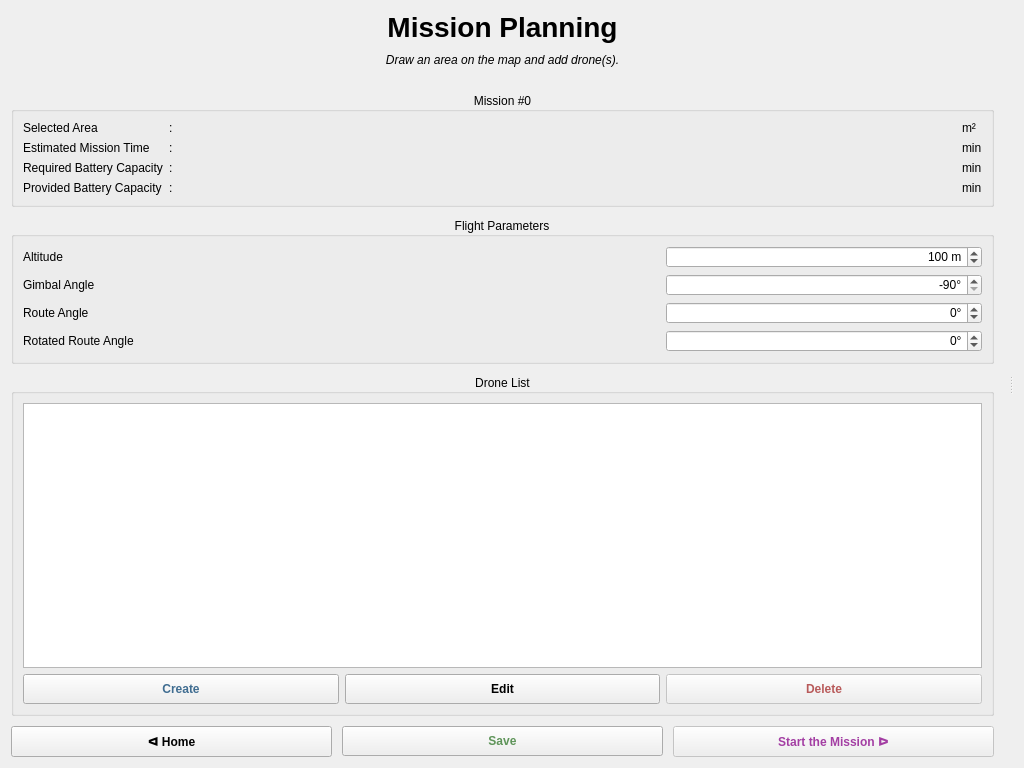
cmpe-DroneLab/GeoFly3D, file UI/Preflight2/pre2_design.ui: the form before one commit.
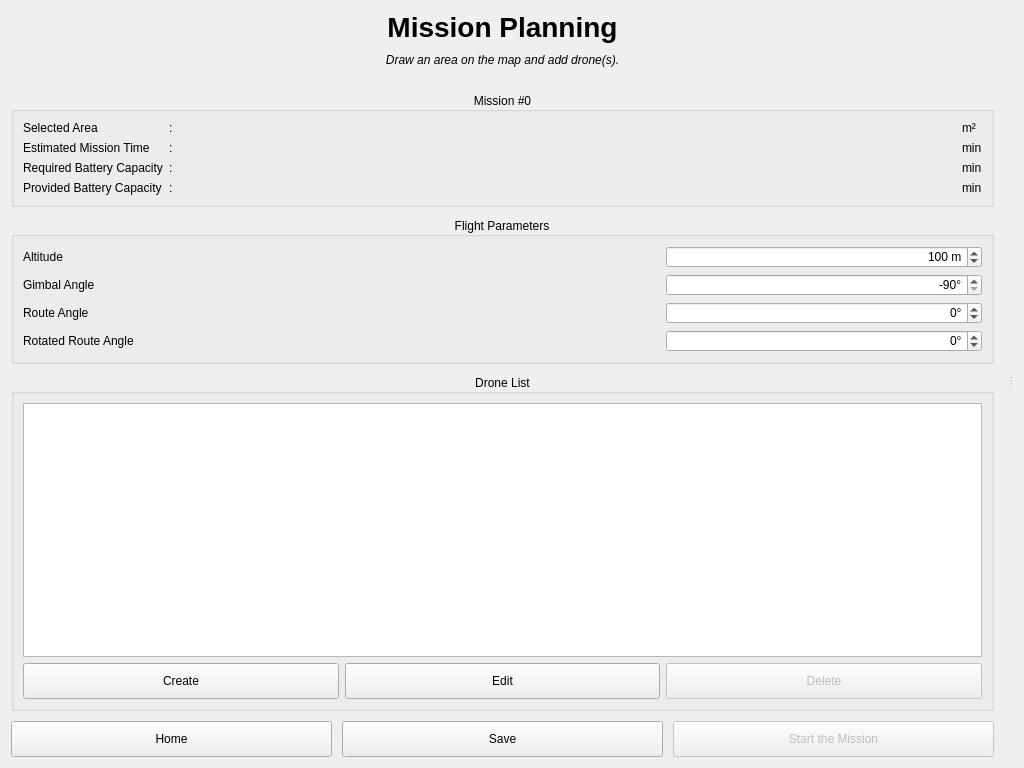
The form after the commit. Icons and pictures are not drawn.

Commit message: Added icons to the buttons

```diff
--- a/UI/Preflight2/pre2_design.ui
+++ b/UI/Preflight2/pre2_design.ui
@@ -14,11 +14,7 @@
    <string>Form</string>
   </property>
   <property name="styleSheet">
-   <string notr="true">QPushButton { padding: 7px 10px; font-weight: 500; }
-#btn_save { color: #5e9459; }
-#btn_delete_drone { color: #b85a5a; }
-#btn_add_drone { color: #406d91; }
-#btn_start { color: #a33ea3; }</string>
+   <string notr="true">QPushButton { padding:10px;}</string>
   </property>
   <layout class="QHBoxLayout" name="horizontalLayout">
    <item>
@@ -375,7 +371,11 @@
          <item row="3" column="0">
           <widget class="QPushButton" name="btn_cancel">
            <property name="text">
-            <string>ᐊ Home</string>
+            <string>Home</string>
+           </property>
+           <property name="icon">
+            <iconset>
+             <normaloff>../Images/home.png</normaloff>../Images/home.png</iconset>
            </property>
           </widget>
          </item>
@@ -392,7 +392,11 @@
             <bool>false</bool>
            </property>
            <property name="text">
-            <string>Start the Mission ᐅ</string>
+            <string>Start the Mission</string>
+           </property>
+           <property name="icon">
+            <iconset>
+             <normaloff>../Images/arrow-right.png</normaloff>../Images/arrow-right.png</iconset>
            </property>
           </widget>
          </item>
```
Left out of the diff: 16 changed lines with no effect on the pictures. The commit also changes 28 other files.
